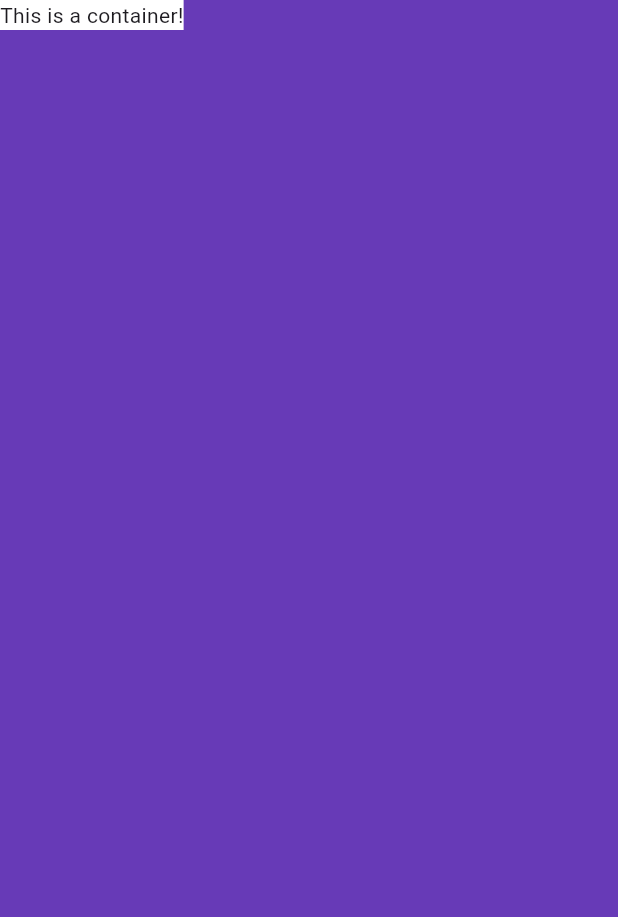
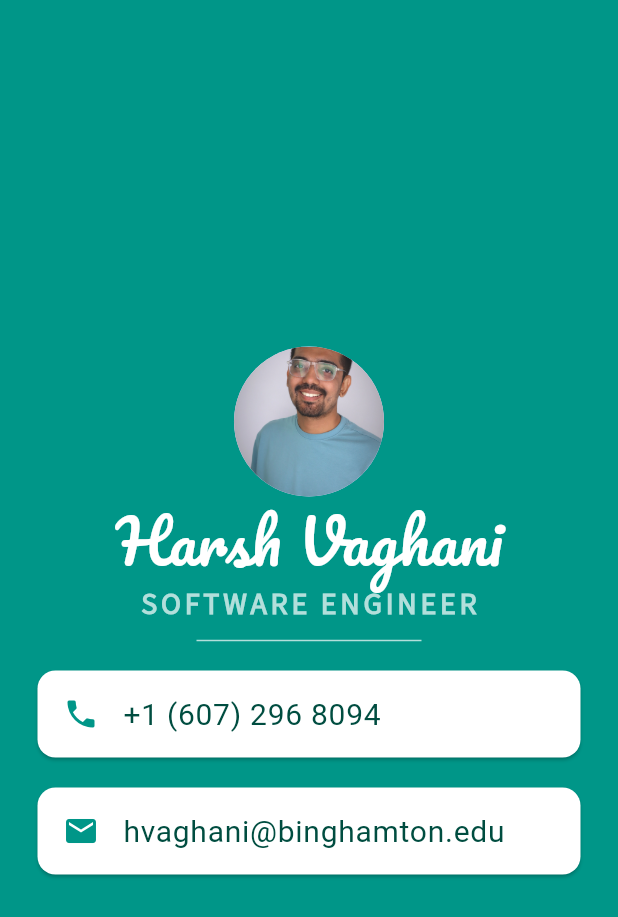
Before and after one commit to harshvaghanii/micards, a Flutter app: the screen it shows after launch, on a phone screen of 412 x 824 dp. Shown: the top 917 px of the screen. Run offline on Flutter 3.47's test engine with Material 3 defaults, Android fonts, the phone set to English and light mode, and no system bars; Roboto replaces fonts that are missing (SourceSans3).

Commit message:
Completing the MI Cards application

```diff
--- a/lib/main.dart
+++ b/lib/main.dart
@@ -20,14 +20,138 @@ class MyApp extends StatelessWidget {
   Widget build(BuildContext context) {
     return MaterialApp(
       home: Scaffold(
-        backgroundColor: Colors.deepPurple,
+        backgroundColor: Colors.teal,
         body: SafeArea(
-          child: Container(
-            color: Colors.white,
-            child: Text("This is a container!"),
+          child: Column(
+            mainAxisAlignment: MainAxisAlignment.center,
+            children: <Widget>[
+              CircleAvatar(
+                radius: 50.0,
+                backgroundImage: AssetImage("images/harshVaghani_Profile.jpg"),
+              ),
+              Text(
+                "Harsh Vaghani",
+                style: TextStyle(
+                  fontFamily: 'Pacifico',
+                  fontSize: 40.0,
+                  color: Colors.white,
+                ),
+              ),
+              Text(
+                "SOFTWARE ENGINEER",
+                style: TextStyle(
+                  fontFamily: 'SourseSans3',
+                  fontSize: 20.0,
+                  color: Colors.teal.shade100,
+                  letterSpacing: 2.5,
+                  fontWeight: FontWeight.bold,
+                ),
+              ),
+              SizedBox(
+                width: 150.0,
+                height: 20.0,
+                child: Divider(
+                  color: Colors.teal.shade100,
+                ),
+              ),
+              Card(
+                margin: EdgeInsets.symmetric(
+                  vertical: 10.0,
+                  horizontal: 25.0,
+                ),
+                color: Colors.white,
+                child: Padding(
+                  padding: EdgeInsets.all(1.0),
+                  child: ListTile(
+                    leading: Icon(
+                      Icons.phone,
+                      color: Colors.teal,
+                    ),
+                    title: Text(
+                      "+1 (607) 296 8094",
+                      style: TextStyle(
+                        color: Colors.teal.shade900,
+                        fontSize: 20.0,
+                        fontFamily: "SourceSans3",
+                      ),
+                    ),
+                  ),
+                ),
+              ),
+              Card(
+                margin: EdgeInsets.symmetric(
+                  vertical: 10.0,
+                  horizontal: 25.0,
+                ),
+                color: Colors.white,
+                child: Padding(
+                  padding: EdgeInsets.all(1.0),
+                  child: ListTile(
+                    leading: Icon(
+                      Icons.email,
+                      color: Colors.teal,
+                    ),
+                    title: Text(
+                      "hvaghani@binghamton.edu",
+                      style: TextStyle(
+                        color: Colors.teal.shade900,
+                        fontSize: 20.0,
+                        fontFamily: "SourceSans3",
+                      ),
+                    ),
+                  ),
+                ),
+              ),
+            ],
           ),
         ),
       ),
     );
   }
 }
+
+// App Challenge
+
+// class MyApp extends StatelessWidget {
+//   const MyApp({Key? key}) : super(key: key);
+
+//   @override
+//   Widget build(BuildContext context) {
+//     return MaterialApp(
+//       home: Scaffold(
+//         backgroundColor: Colors.teal,
+//         body: SafeArea(
+//           child: Row(
+//             mainAxisAlignment: MainAxisAlignment.spaceBetween,
+//             children: [
+//               Container(
+//                 color: Colors.red,
+//                 width: 100.0,
+//               ),
+//               Column(
+//                 mainAxisAlignment: MainAxisAlignment.center,
+//                 crossAxisAlignment: CrossAxisAlignment.center,
+//                 children: [
+//                   Container(
+//                     color: Colors.yellow,
+//                     width: 100.0,
+//                     height: 100.0,
+//                   ),
+//                   Container(
+//                     color: Colors.green,
+//                     width: 100.0,
+//                     height: 100.0,
+//                   ),
+//                 ],
+//               ),
+//               Container(
+//                 color: Colors.blue,
+//                 width: 100.0,
+//               ),
+//             ],
+//           ),
+//         ),
+//       ),
+//     );
+//   }
+// }
```
Also changed, not shown: pubspec.yaml (+11 -0 lines), fonts/Pacifico-Regular.ttf (added), fonts/SourceSans3-Regular.ttf (added), images/harshVaghani_Profile.jpg (added).
